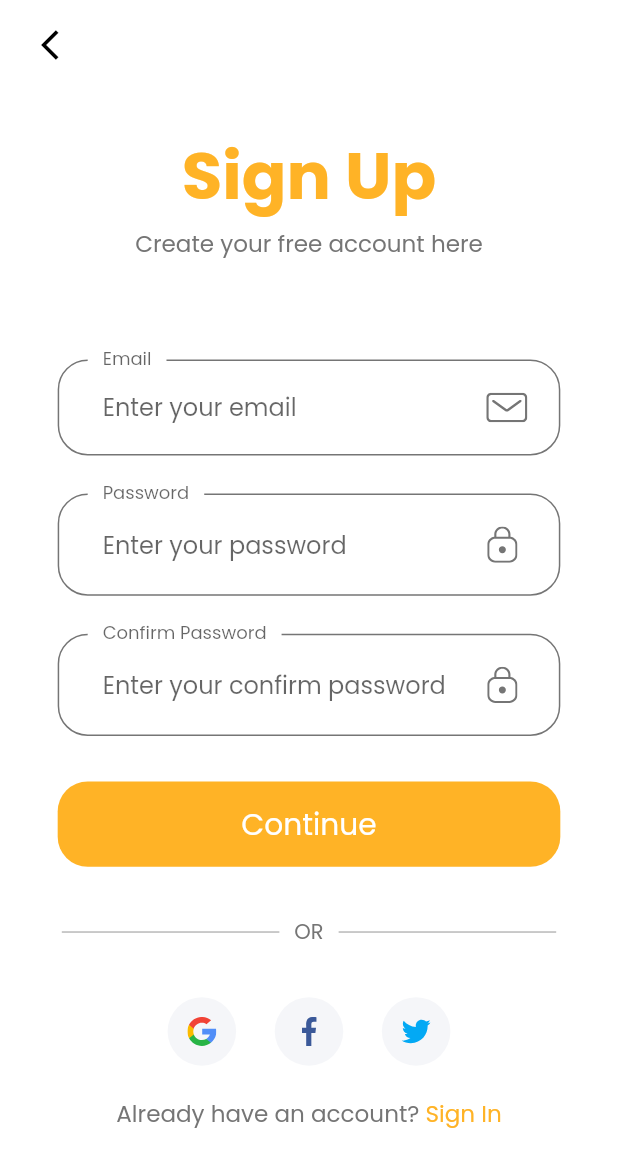
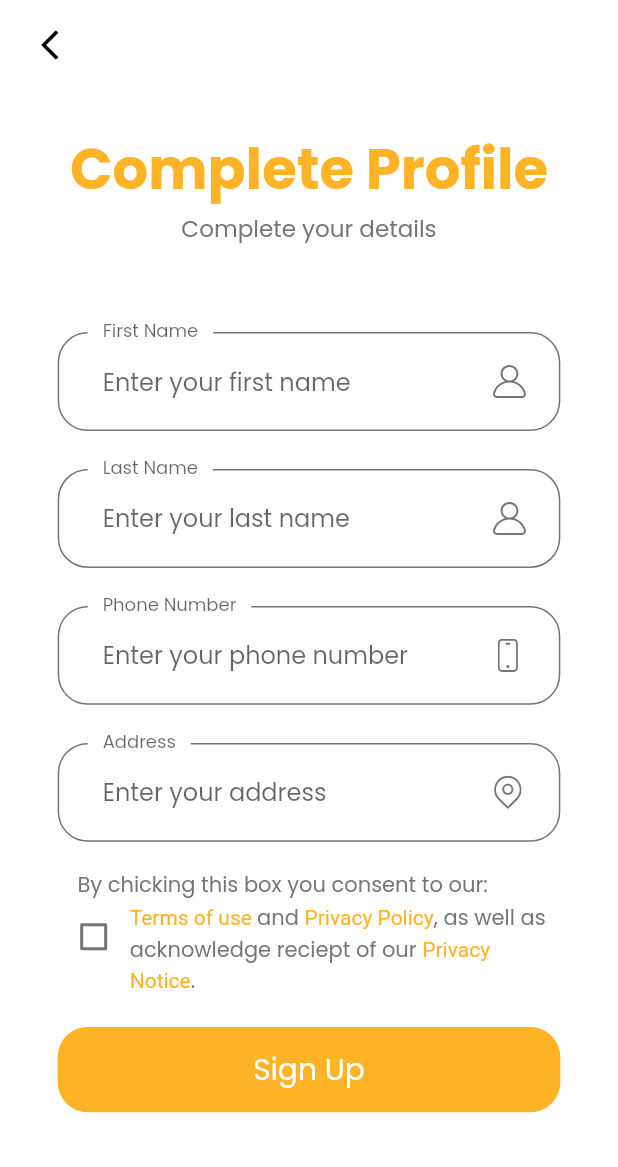
Before and after one commit to cheakimsemao/flutter-the-mart, a Flutter app: the SignUpScreen screen opened by its route, after a tap on "Continue", on a phone screen of 412 x 824 dp. Shown: the top 1167 px of the screen. Run offline on Flutter 3.47's test engine with Material 2 defaults, Android fonts, the phone set to English and light mode, and no system bars; our stand-ins replace flutter_svg.

Commit message:
added complete profile screen

```diff
--- a/lib/routes.dart
+++ b/lib/routes.dart
@@ -1,4 +1,5 @@
 import 'package:flutter/material.dart';
+import 'package:the_mart/screens/complete_profile/complete_profile_screen.dart';
 import 'package:the_mart/screens/forgot_password/forgot_password_screen.dart';
 import 'package:the_mart/screens/onboarding/onboarding_screen.dart';
 import 'package:the_mart/screens/sign_in/sign_in_screen.dart';
@@ -8,5 +9,6 @@ final Map<String, WidgetBuilder> routes = {
   OnboardingScreen.routeName: (context) => OnboardingScreen(),
   SignInScreen.routeName: (context) => SignInScreen(),
   SignUpScreen.routeName: (context) => SignUpScreen(),
+  CompleteProfileScreen.routeName: (context) => CompleteProfileScreen(),
   ForgotPasswordScreen.routeName: (context) => ForgotPasswordScreen(),
 };
--- /dev/null
+++ b/lib/screens/complete_profile/complete_profile_screen.dart
@@ -0,0 +1,15 @@
+import 'package:flutter/material.dart';
+import 'package:the_mart/components/back_appbar.dart';
+import 'package:the_mart/screens/complete_profile/components/complete_profile_body.dart';
+
+class CompleteProfileScreen extends StatelessWidget {
+  static String routeName = '/complete_your_profile';
+
+  @override
+  Widget build(BuildContext context) {
+    return Scaffold(
+      appBar: backAppBar(),
+      body: CompleteProfileBody(),
+    );
+  }
+}
--- /dev/null
+++ b/lib/screens/complete_profile/components/complete_profile_body.dart
@@ -0,0 +1,47 @@
+import 'package:flutter/material.dart';
+import 'package:the_mart/constants.dart';
+import 'package:the_mart/screens/complete_profile/components/complete_profile_form.dart';
+import 'package:the_mart/size_config.dart';
+
+class CompleteProfileBody extends StatelessWidget {
+  const CompleteProfileBody({Key key}) : super(key: key);
+
+  @override
+  Widget build(BuildContext context) {
+    return SafeArea(
+      child: SizedBox(
+        width: double.infinity,
+        child: Padding(
+          padding: EdgeInsets.symmetric(
+            horizontal: getProportionateScreenWidth(20),
+          ),
+          child: SingleChildScrollView(
+            child: Column(
+            children: <Widget>[
+              SizedBox(height: SizeConfig.screenHeight * 0.03),
+              Text(
+                'Complete Profile',
+                style: TextStyle(
+                  color: primaryColor,
+                  fontSize: getProportionateScreenWidth(34),
+                  fontWeight: FontWeight.bold,
+                ),
+                textAlign: TextAlign.center,
+              ),
+              Text(
+                'Complete your details',
+                style: TextStyle(
+                  fontSize: getProportionateScreenWidth(14),
+                ),
+                textAlign: TextAlign.center,
+              ),
+              SizedBox(height: SizeConfig.screenHeight * 0.05),
+              CompleteProfileForm(),
+              ],
+            ),
+          ),
+        ),
+      )
+    );
+  }
+}
--- /dev/null
+++ b/lib/screens/complete_profile/components/complete_profile_form.dart
@@ -0,0 +1,191 @@
+import 'package:flutter/material.dart';
+import 'package:flutter_svg/svg.dart';
+import 'package:the_mart/components/default_button.dart';
+import 'package:the_mart/constants.dart';
+import 'package:the_mart/size_config.dart';
+
+class CompleteProfileForm extends StatefulWidget {
+  CompleteProfileForm({Key key}) : super(key: key);
+
+  @override
+  _CompleteYourProfileFormState createState() => _CompleteYourProfileFormState();
+}
+
+class _CompleteYourProfileFormState extends State<CompleteProfileForm> {
+  bool isAgree = false;
+
+  @override
+  Widget build(BuildContext context) {
+    return Form(
+      child: Container(
+        margin: EdgeInsets.all(getProportionateScreenWidth(15)),
+        child: Column(
+          children: [
+            buildFirstNameFormField(),
+            SizedBox(height: getProportionateScreenHeight(25)),
+            buildLastNameFormField(),
+            SizedBox(height: getProportionateScreenHeight(25)),
+            buildPhoneNumberFormField(),
+            SizedBox(height: getProportionateScreenHeight(25)),
+            buildAddressFormField(),
+            SizedBox(height: getProportionateScreenHeight(18)),
+            Row(
+              children: <Widget>[
+                Container(
+                  padding: EdgeInsets.symmetric(
+                    horizontal: getProportionateScreenWidth(12)
+                  ),
+                  child: Text('By chicking this box you consent to our:')
+                ),
+              ]
+            ),
+            Row(
+              children: <Widget>[
+                Padding(
+                  padding: EdgeInsets.only(bottom: 18),
+                  child: Checkbox(
+                    value: isAgree,
+                    activeColor: primaryColor,
+                    onChanged: (value) {
+                      setState(() {
+                        isAgree = value;
+                      });
+                    },
+                  ),
+                ),
+                Flexible(
+                  child: Text.rich(
+                    TextSpan(
+                      children: <TextSpan>[
+                        TextSpan(
+                          text: 'Terms of use ',
+                          style: TextStyle(
+                            color: primaryColor,
+                          )
+                        ),
+                        TextSpan(text: 'and '),
+                        TextSpan(
+                          text: 'Privacy Policy',
+                          style: TextStyle(
+                            color: primaryColor,
+                          )
+                        ),
+                        TextSpan(
+                          text: ', as well as acknowledge reciept of our '
+                        ),
+                        TextSpan(
+                          text: 'Privacy Notice',
+                          style: TextStyle(
+                            color: primaryColor,
+                          )
+                        ),
+                        TextSpan(text: '.'),
+                      ]
+                    )
+                  ),
+                ),
+              ]
+            ),
+            SizedBox(height: getProportionateScreenHeight(18)),
+            DefaultButton(
+              text: 'Sign Up',
+              press: () {},
+            )
+          ],
+        ),
+      )
+    );
+  }
+
+  TextFormField buildFirstNameFormField() {
+    return TextFormField(
+      keyboardType: TextInputType.name,
+      cursorColor: primaryColor,
+      decoration: InputDecoration(
+        labelText: 'First Name',
+        hintText: 'Enter your first name',
+        suffixIcon: Padding(
+          padding: EdgeInsets.fromLTRB(
+            0,
+            getProportionateScreenWidth(20),
+            getProportionateScreenWidth(18),
+            getProportionateScreenWidth(20),
+          ),
+          child: SvgPicture.asset(
+            'assets/icons/user.svg',
+            height: getProportionateScreenWidth(20),
+          ),
+        ),
+      ),
+    );
+  }
+
+  TextFormField buildLastNameFormField() {
+    return TextFormField(
+      keyboardType: TextInputType.name,
+      cursorColor: primaryColor,
+      decoration: InputDecoration(
+        labelText: 'Last Name',
+        hintText: 'Enter your last name',
+        suffixIcon: Padding(
+          padding: EdgeInsets.fromLTRB(
+            0,
+            getProportionateScreenWidth(20),
+            getProportionateScreenWidth(18),
+            getProportionateScreenWidth(20),
+          ),
+          child: SvgPicture.asset(
+            'assets/icons/user.svg',
+            height: getProportionateScreenWidth(20),
+          ),
+        ),
+      ),
+    );
+  }
+
+  TextFormField buildPhoneNumberFormField() {
+    return TextFormField(
+      keyboardType: TextInputType.phone,
+      cursorColor: primaryColor,
+      decoration: InputDecoration(
+        labelText: 'Phone Number',
+        hintText: 'Enter your phone number',
+        suffixIcon: Padding(
+          padding: EdgeInsets.fromLTRB(
+            0,
+            getProportionateScreenWidth(20),
+            getProportionateScreenWidth(20),
+            getProportionateScreenWidth(20),
+          ),
+          child: SvgPicture.asset(
+            'assets/icons/phone.svg',
+            height: getProportionateScreenWidth(20),
+          ),
+        ),
+      ),
+    );
+  }
+
+  TextFormField buildAddressFormField() {
+    return TextFormField(
+      keyboardType: TextInputType.text,
+      cursorColor: primaryColor,
+      decoration: InputDecoration(
+        labelText: 'Address',
+        hintText: 'Enter your address',
+        suffixIcon: Padding(
+          padding: EdgeInsets.fromLTRB(
+            0,
+            getProportionateScreenWidth(20),
+            getProportionateScreenWidth(20),
+            getProportionateScreenWidth(20),
+          ),
+          child: SvgPicture.asset(
+            'assets/icons/location.svg',
+            height: getProportionateScreenWidth(20),
+          ),
+        ),
+      ),
+    );
+  }
+}
--- a/lib/screens/sign_up/components/sign_up_form.dart
+++ b/lib/screens/sign_up/components/sign_up_form.dart
@@ -2,6 +2,7 @@ import 'package:flutter/material.dart';
 import 'package:flutter_svg/svg.dart';
 import 'package:the_mart/components/default_button.dart';
 import 'package:the_mart/constants.dart';
+import 'package:the_mart/screens/complete_profile/complete_profile_screen.dart';
 import 'package:the_mart/size_config.dart';
 
 class SignUpForm extends StatefulWidget {
@@ -30,7 +31,9 @@ class _SignUpFormState extends State<SignUpForm> {
             SizedBox(height: getProportionateScreenHeight(30)),
             DefaultButton(
               text: 'Continue',
-              press: () {},
+              press: () {
+                Navigator.pushNamed(context, CompleteProfileScreen.routeName);
+              },
             )
           ],
         ),
```
Also changed, not shown: assets/icons/location.svg (added), assets/icons/phone.svg (added), assets/icons/user.svg (added).
